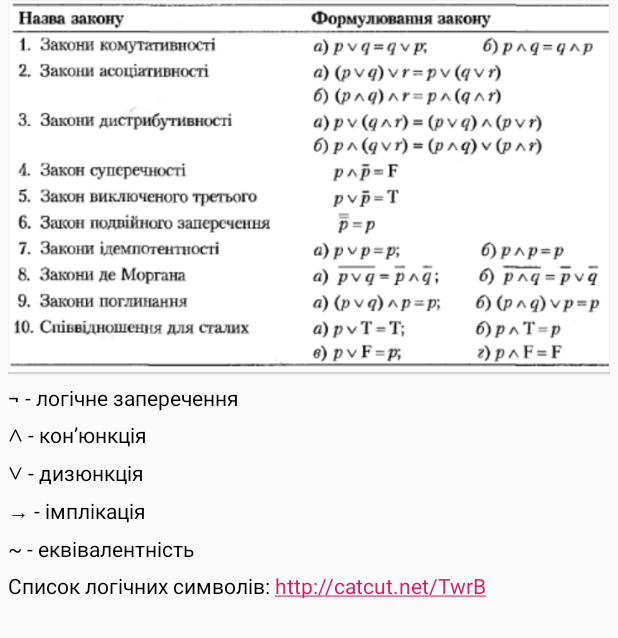
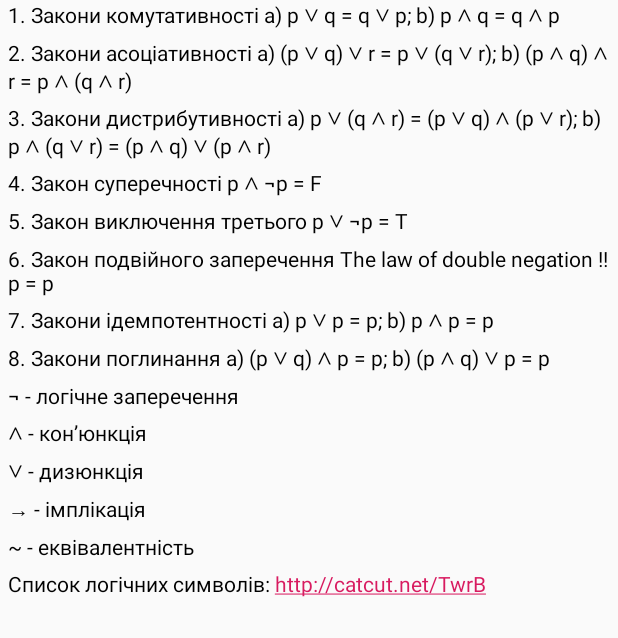
Before and after one commit to SYVYUA/Logic_of_utterances, an Android app: the SupportFormula screen opened directly, with no data from a screen before it, on a phone screen of 412 x 824 dp. Shown: the top 638 px of the screen. Run offline under Robolectric (Android 15) with nearby library versions, the phone set to English and light mode, and no system bars.

Commit message:
support formula

```diff
--- a/app/src/main/res/layout/activity_support_formula.xml
+++ b/app/src/main/res/layout/activity_support_formula.xml
@@ -9,11 +9,89 @@
     android:orientation="vertical"
     tools:context=".supportformulas.SupportFormula">
 
-    <ImageView
-        android:id="@+id/sup1"
+    <TextView
+        android:textColor="#000"
         android:layout_width="wrap_content"
-        android:layout_height="250dp"
-        android:background="@drawable/formula1"/>
+        android:layout_height="wrap_content"
+        android:text="@string/l_commutative">
+    </TextView>
+
+    <Space
+        android:layout_width="match_parent"
+        android:layout_height="5dp" />
+
+    <TextView
+        android:textColor="#000"
+        android:layout_width="wrap_content"
+        android:layout_height="wrap_content"
+        android:text="@string/l_associative">
+    </TextView>
+
+    <Space
+        android:layout_width="match_parent"
+        android:layout_height="5dp" />
+
+    <TextView
+        android:textColor="#000"
+        android:layout_width="wrap_content"
+        android:layout_height="wrap_content"
+        android:text="@string/l_distributive">
+    </TextView>
+
+    <Space
+        android:layout_width="match_parent"
+        android:layout_height="5dp" />
+
+    <TextView
+        android:textColor="#000"
+        android:layout_width="wrap_content"
+        android:layout_height="wrap_content"
+        android:text="@string/l_noncontradiction">
+    </TextView>
+
+    <Space
+        android:layout_width="match_parent"
+        android:layout_height="5dp" />
+
+    <TextView
+        android:textColor="#000"
+        android:layout_width="wrap_content"
+        android:layout_height="wrap_content"
+        android:text="@string/l_excluded">
+    </TextView>
+
+    <Space
+        android:layout_width="match_parent"
+        android:layout_height="5dp" />
+
+    <TextView
+        android:textColor="#000"
+        android:layout_width="wrap_content"
+        android:layout_height="wrap_content"
+        android:text="@string/l_double">
+    </TextView>
+
+    <Space
+        android:layout_width="match_parent"
+        android:layout_height="5dp" />
+
+    <TextView
+        android:textColor="#000"
+        android:layout_width="wrap_content"
+        android:layout_height="wrap_content"
+        android:text="@string/l_idempotence">
+    </TextView>
+
+    <Space
+        android:layout_width="match_parent"
+        android:layout_height="5dp" />
+
+    <TextView
+        android:textColor="#000"
+        android:layout_width="wrap_content"
+        android:layout_height="wrap_content"
+        android:text="@string/l_absorption">
+    </TextView>
 
     <Space
         android:layout_width="match_parent"
--- a/app/src/main/res/values/strings.xml
+++ b/app/src/main/res/values/strings.xml
@@ -144,6 +144,16 @@
     <string name="l_implication">→ - імплікація</string>
     <string name="l_definition">~ - еквівалентність</string>
 
+    <!--support formulas -->
+    <string name="l_commutative">1. Закони комутативності a) p ∨ q = q ∨ p; b) p ∧ q = q ∧ p</string>
+    <string name="l_associative">2. Закони асоціативності a) (p ∨ q) ∨ r = p ∨ (q ∨ r); b) (p ∧ q) ∧ r = p ∧ (q ∧ r)</string>
+    <string name="l_distributive">3. Закони дистрибутивності a) p ∨ (q ∧ r) = (p ∨ q) ∧ (p ∨ r); b) p ∧ (q ∨ r) = (p ∧ q) ∨ (p ∧ r)</string>
+    <string name="l_noncontradiction">4. Закон суперечності p ∧ ¬p = F</string>
+    <string name="l_excluded">5. Закон виключення третього p ∨ ¬p = T</string>
+    <string name="l_double">6. Закон подвійного заперечення The law of double negation !!p = p</string>
+    <string name="l_idempotence">7. Закони ідемпотентності a) p ∨ p = p; b) p ∧ p = p</string>
+    <string name="l_absorption">8. Закони поглинання a) (p ∨ q) ∧ p = p; b) (p ∧ q) ∨ p = p</string>
+
     <!--link for the symbol-->
     <string name="list_of_logic_symbol">Список логічних символів: http://catcut.net/TwrB</string>
     <!--Теорема 1-->
```
Also changed, not shown: app/src/main/res/drawable-v24/formula1.png (deleted), app/src/main/res/drawable-v24/symbols.PNG (deleted), 1 other file.
